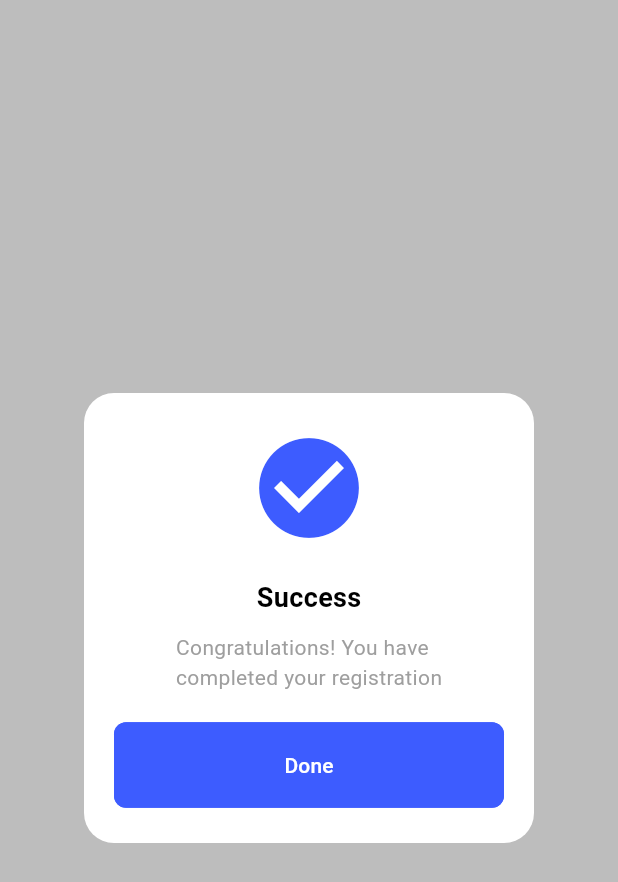
After one commit to Amir24434/ilearn, a Flutter app: the screen it shows after launch, on a phone screen of 412 x 824 dp. The commit adds this screen. Shown: the top 882 px of the screen. Run offline on Flutter 3.47's test engine with Material 3 defaults, Android fonts, the phone set to English and light mode, and no system bars.

Commit message:
new commit

```diff
--- a/lib/main.dart
+++ b/lib/main.dart
@@ -4,6 +4,7 @@ import 'package:ilearn/screens/onboarding.dart';
 import 'package:ilearn/screens/phone_verification1.dart';
 import 'package:ilearn/screens/phone_verification2.dart';
 import 'package:ilearn/screens/sign_up.dart';
+import 'package:ilearn/screens/success.dart';
 
 void main() {
   runApp(const MyApp());
@@ -23,7 +24,7 @@ class MyApp extends StatelessWidget {
         ),
         useMaterial3: true,
       ),
-      home: PhoneVerificationScreen(),
+      home: SuccessScreen(),
     );
   }
 }
--- /dev/null
+++ b/lib/screens/success.dart
@@ -0,0 +1,67 @@
+import 'package:flutter/material.dart';
+import 'package:ilearn/components/buttons.dart';
+
+class SuccessScreen extends StatelessWidget {
+  const SuccessScreen({super.key});
+
+  @override
+  Widget build(BuildContext context) {
+    return Scaffold(
+      backgroundColor: Colors.grey[400],
+      body: Center(
+        child: Container(
+          decoration: BoxDecoration(
+            color: Colors.white,
+            borderRadius: BorderRadius.circular(20),
+          ),
+          height: 300,
+          width: 300,
+          child: Padding(
+            padding: const EdgeInsets.symmetric(
+              horizontal: 20,
+              vertical: 10,
+            ),
+            child: Column(
+              mainAxisAlignment: MainAxisAlignment.center,
+              children: [
+                Icon(
+                  Icons.check_circle,
+                  color: Color.fromARGB(255, 61, 92, 255),
+                  size: 80,
+                ),
+                SizedBox(height: 20),
+                Text(
+                  "Success",
+                  style: TextStyle(
+                    color: Colors.black,
+                    fontSize: 18,
+                    fontWeight: FontWeight.bold,
+                  ),
+                ),
+                SizedBox(height: 10),
+                Text(
+                  "Congratulations! You have \ncompleted your registration",
+                  style: TextStyle(
+                    color: Colors.grey,
+                    fontSize: 14,
+                  ),
+                ),
+                SizedBox(height: 20),
+                SizedBox(
+                  width: double.infinity,
+                  child: Button1(
+                    color: Color.fromARGB(255, 61, 92, 255),
+                    text: "Done",
+                    bgColor: Color.fromARGB(255, 61, 92, 255),
+                    textColor: Colors.white,
+                    onPressed: () {},
+                  ),
+                ),
+              ],
+            ),
+          ),
+        ),
+      ),
+    );
+  }
+}
```
Also changed, not shown: lib/components/colors.dart (added), lib/components/keypad.dart (deleted).
